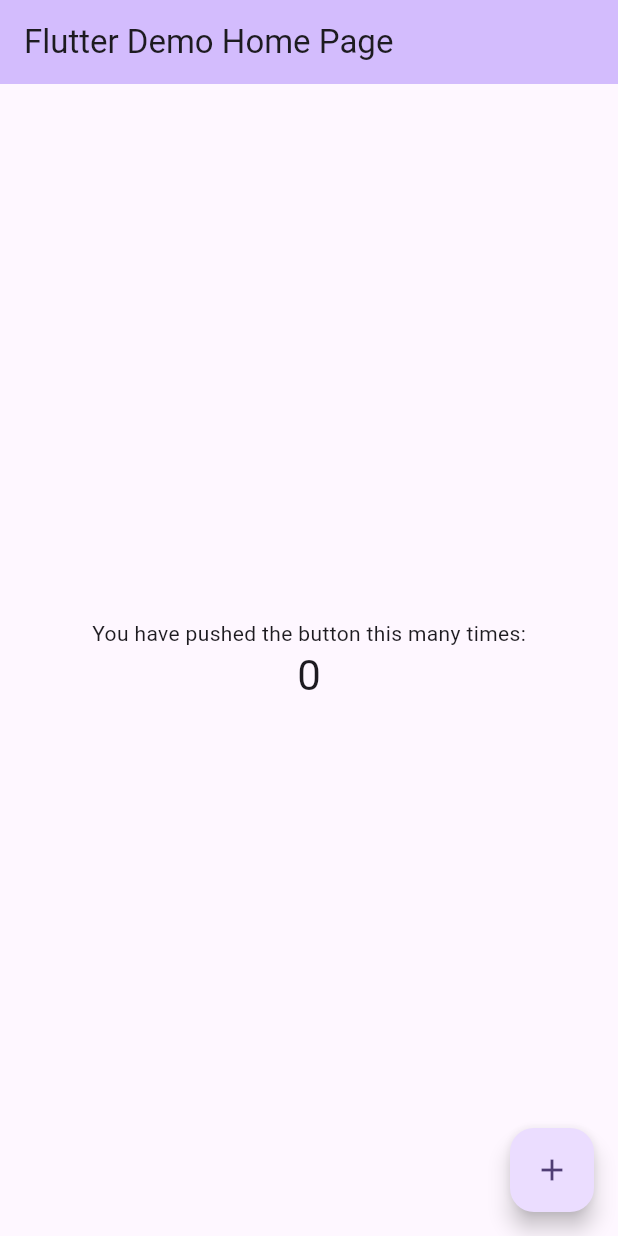
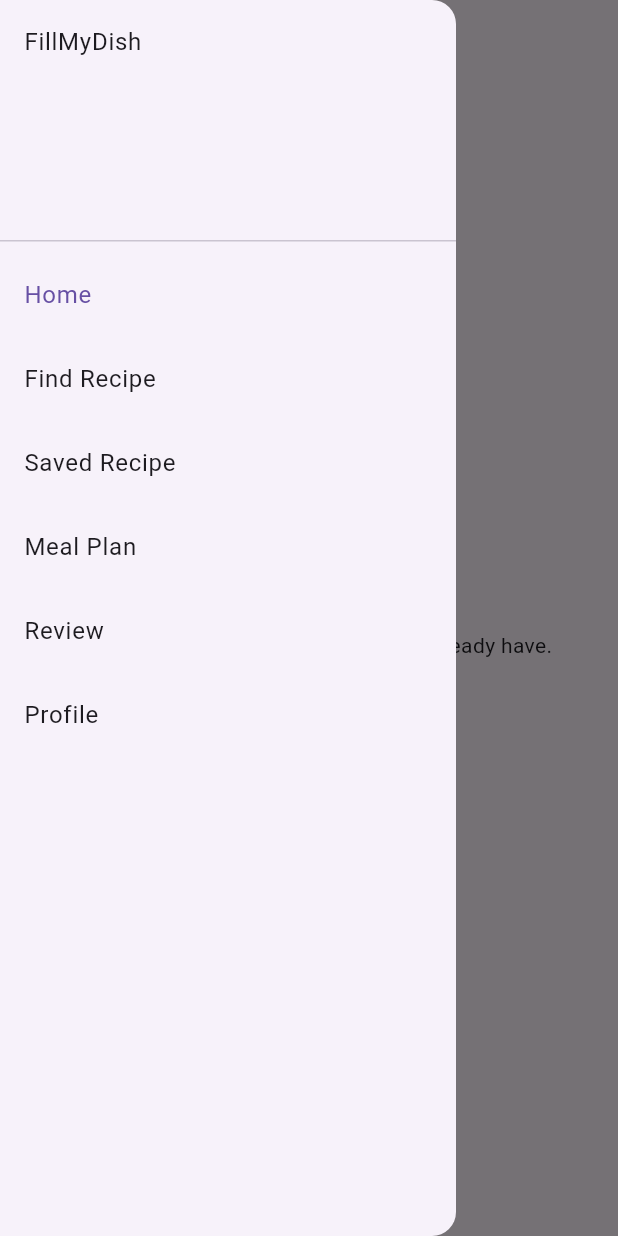
Before and after one commit to pbp-kelompok-e12/FillMyDish_mobile, a Flutter app: the screen it shows after launch, with the side drawer open (before the commit the screen has no drawer), on a phone screen of 412 x 824 dp. Run offline on Flutter 3.47's test engine with Material 3 defaults, Android fonts, the phone set to English and light mode, and no system bars.

Commit message:
Add FillMyDish home and shared navigation

```diff
--- a/lib/main.dart
+++ b/lib/main.dart
@@ -1,122 +1,10 @@
 import 'package:flutter/material.dart';
+import 'widgets/app_scaffold.dart';
 
 void main() {
-  runApp(const MyApp());
+  runApp(const MaterialApp(
+    title: 'FillMyDish',
+    debugShowCheckedModeBanner: false,
+    home: AppScaffold(),
+  ));
 }
-
-class MyApp extends StatelessWidget {
-  const MyApp({super.key});
-
-  // This widget is the root of your application.
-  @override
-  Widget build(BuildContext context) {
-    return MaterialApp(
-      title: 'Flutter Demo',
-      theme: ThemeData(
-        // This is the theme of your application.
-        //
-        // TRY THIS: Try running your application with "flutter run". You'll see
-        // the application has a purple toolbar. Then, without quitting the app,
-        // try changing the seedColor in the colorScheme below to Colors.green
-        // and then invoke "hot reload" (save your changes or press the "hot
-        // reload" button in a Flutter-supported IDE, or press "r" if you used
-        // the command line to start the app).
-        //
-        // Notice that the counter didn't reset back to zero; the application
-        // state is not lost during the reload. To reset the state, use hot
-        // restart instead.
-        //
-        // This works for code too, not just values: Most code changes can be
-        // tested with just a hot reload.
-        colorScheme: .fromSeed(seedColor: Colors.deepPurple),
-      ),
-      home: const MyHomePage(title: 'Flutter Demo Home Page'),
-    );
-  }
-}
-
-class MyHomePage extends StatefulWidget {
-  const MyHomePage({super.key, required this.title});
-
-  // This widget is the home page of your application. It is stateful, meaning
-  // that it has a State object (defined below) that contains fields that affect
-  // how it looks.
-
-  // This class is the configuration for the state. It holds the values (in this
-  // case the title) provided by the parent (in this case the App widget) and
-  // used by the build method of the State. Fields in a Widget subclass are
-  // always marked "final".
-
-  final String title;
-
-  @override
-  State<MyHomePage> createState() => _MyHomePageState();
-}
-
-class _MyHomePageState extends State<MyHomePage> {
-  int _counter = 0;
-
-  void _incrementCounter() {
-    setState(() {
-      // This call to setState tells the Flutter framework that something has
-      // changed in this State, which causes it to rerun the build method below
-      // so that the display can reflect the updated values. If we changed
-      // _counter without calling setState(), then the build method would not be
-      // called again, and so nothing would appear to happen.
-      _counter++;
-    });
-  }
-
-  @override
-  Widget build(BuildContext context) {
-    // This method is rerun every time setState is called, for instance as done
-    // by the _incrementCounter method above.
-    //
-    // The Flutter framework has been optimized to make rerunning build methods
-    // fast, so that you can just rebuild anything that needs updating rather
-    // than having to individually change instances of widgets.
-    return Scaffold(
-      appBar: AppBar(
-        // TRY THIS: Try changing the color here to a specific color (to
-        // Colors.amber, perhaps?) and trigger a hot reload to see the AppBar
-        // change color while the other colors stay the same.
-        backgroundColor: Theme.of(context).colorScheme.inversePrimary,
-        // Here we take the value from the MyHomePage object that was created by
-        // the App.build method, and use it to set our appbar title.
-        title: Text(widget.title),
-      ),
-      body: Center(
-        // Center is a layout widget. It takes a single child and positions it
-        // in the middle of the parent.
-        child: Column(
-          // Column is also a layout widget. It takes a list of children and
-          // arranges them vertically. By default, it sizes itself to fit its
-          // children horizontally, and tries to be as tall as its parent.
-          //
-          // Column has various properties to control how it sizes itself and
-          // how it positions its children. Here we use mainAxisAlignment to
-          // center the children vertically; the main axis here is the vertical
-          // axis because Columns are vertical (the cross axis would be
-          // horizontal).
-          //
-          // TRY THIS: Invoke "debug painting" (choose the "Toggle Debug Paint"
-          // action in the IDE, or press "p" in the console), to see the
-          // wireframe for each widget.
-          mainAxisAlignment: .center,
-          children: [
-            const Text('You have pushed the button this many times:'),
-            Text(
-              '$_counter',
-              style: Theme.of(context).textTheme.headlineMedium,
-            ),
-          ],
-        ),
-      ),
-      floatingActionButton: FloatingActionButton(
-        onPressed: _incrementCounter,
-        tooltip: 'Increment',
-        child: const Icon(Icons.add),
-      ),
-    );
-  }
-}
--- /dev/null
+++ b/lib/screens/home_page.dart
@@ -0,0 +1,35 @@
+import 'package:flutter/material.dart';
+
+class HomePage extends StatelessWidget {
+  const HomePage({super.key, required this.onFindRecipe});
+
+  final VoidCallback onFindRecipe;
+
+  @override
+  Widget build(BuildContext context) {
+    return Center(
+      child: Padding(
+        padding: const EdgeInsets.all(24),
+        child: Column(
+          mainAxisSize: MainAxisSize.min,
+          children: [
+            Text(
+              'FillMyDish',
+              style: Theme.of(context).textTheme.headlineMedium,
+            ),
+            const SizedBox(height: 12),
+            const Text(
+              'Find recipes with the ingredients you already have.',
+              textAlign: TextAlign.center,
+            ),
+            const SizedBox(height: 20),
+            ElevatedButton(
+              onPressed: onFindRecipe,
+              child: const Text('Find Recipe'),
+            ),
+          ],
+        ),
+      ),
+    );
+  }
+}
--- /dev/null
+++ b/lib/widgets/app_scaffold.dart
@@ -0,0 +1,57 @@
+import 'package:flutter/material.dart';
+import '../screens/home_page.dart';
+
+class AppScaffold extends StatefulWidget {
+  const AppScaffold({super.key});
+
+  @override
+  State<AppScaffold> createState() => _AppScaffoldState();
+}
+
+class _AppScaffoldState extends State<AppScaffold> {
+  final List<String> _pages = [
+    'Home',
+    'Find Recipe',
+    'Saved Recipe',
+    'Meal Plan',
+    'Review',
+    'Profile',
+  ];
+
+  int _selectedIndex = 0;
+
+  void _openPage(int index) {
+    setState(() {
+      _selectedIndex = index;
+    });
+  }
+
+  @override
+  Widget build(BuildContext context) {
+    return Scaffold(
+      appBar: AppBar(title: Text(_pages[_selectedIndex])),
+      drawer: Drawer(
+        child: ListView(
+          padding: EdgeInsets.zero,
+          children: [
+            const DrawerHeader(child: Text('FillMyDish')),
+            for (int i = 0; i < _pages.length; i++)
+              ListTile(
+                title: Text(_pages[i]),
+                selected: i == _selectedIndex,
+                onTap: () {
+                  Navigator.of(context).pop(); // Tutup drawer.
+                  _openPage(i);
+                },
+              ),
+          ],
+        ),
+      ),
+      body: _selectedIndex == 0
+          ? HomePage(onFindRecipe: () => _openPage(1))
+          : Center(
+              child: Text('Halaman ${_pages[_selectedIndex]} masih sementara.'),
+            ),
+    );
+  }
+}
```
Also changed, not shown: 1 other file.
